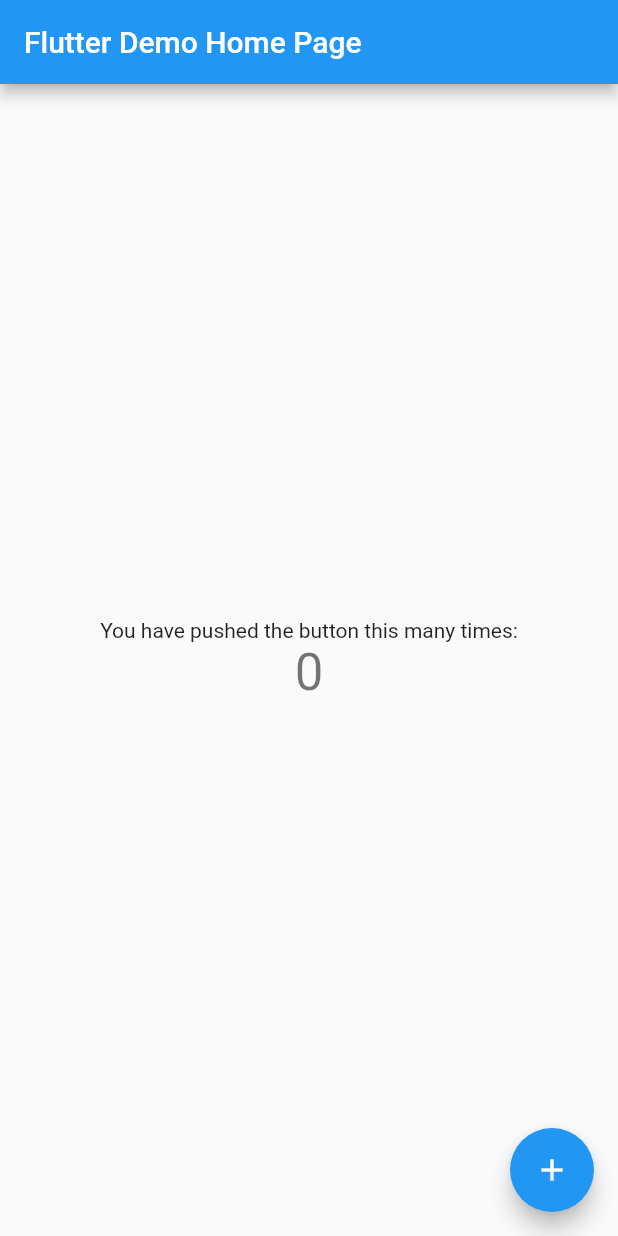
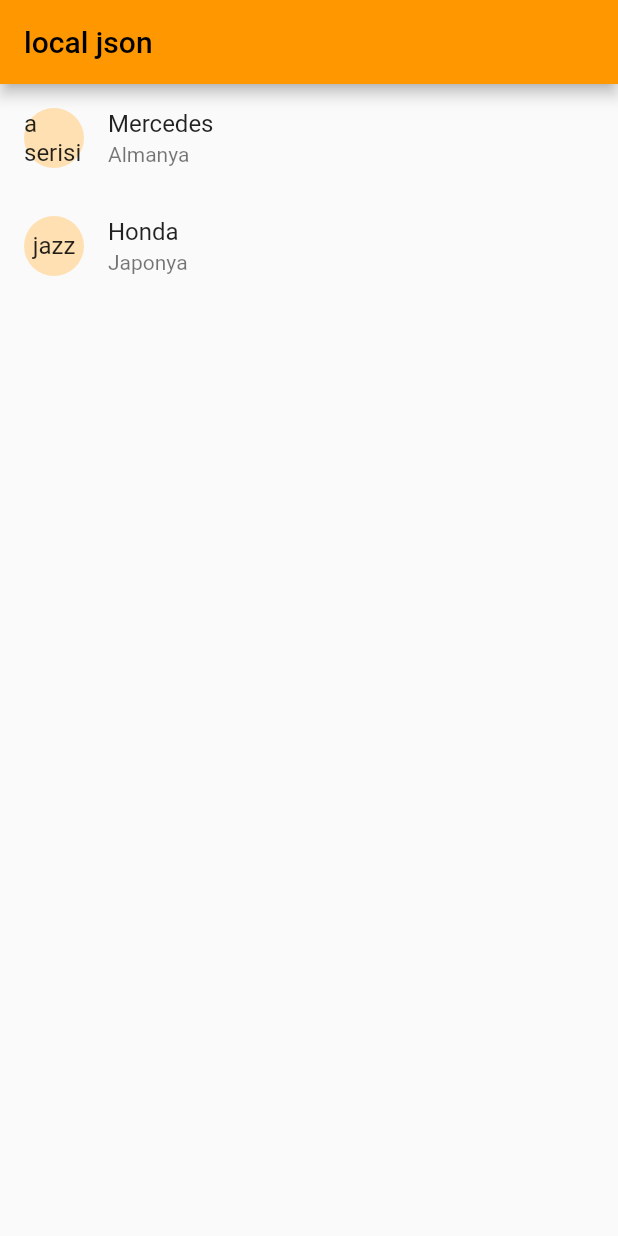
Before and after one commit to FurkanTanriover/json_http_flutter, a Flutter app: the screen it shows after launch, on a phone screen of 412 x 824 dp. Run offline on Flutter 3.47's test engine with Material 2 defaults, Android fonts, the phone set to English and light mode, and no system bars.

Commit message:
project updated

```diff
--- a/json_http_flutter/lib/main.dart
+++ b/json_http_flutter/lib/main.dart
@@ -1,4 +1,5 @@
 import 'package:flutter/material.dart';
+import 'package:json_http_flutter/views/local_json_view.dart';
 
 void main() {
   runApp(const MyApp());
@@ -13,103 +14,9 @@
     return MaterialApp(
       title: 'Flutter Demo',
       theme: ThemeData(
-        // This is the theme of your application.
-        //
-        // Try running your application with "flutter run". You'll see the
-        // application has a blue toolbar. Then, without quitting the app, try
-        // changing the primarySwatch below to Colors.green and then invoke
-        // "hot reload" (press "r" in the console where you ran "flutter run",
-        // or simply save your changes to "hot reload" in a Flutter IDE).
-        // Notice that the counter didn't reset back to zero; the application
-        // is not restarted.
-        primarySwatch: Colors.blue,
+        primarySwatch: Colors.orange,
       ),
-      home: const MyHomePage(title: 'Flutter Demo Home Page'),
+      home: const LocalJsonView(),
     );
   }
 }
-
-class MyHomePage extends StatefulWidget {
-  const MyHomePage({Key? key, required this.title}) : super(key: key);
-
-  // This widget is the home page of your application. It is stateful, meaning
-  // that it has a State object (defined below) that contains fields that affect
-  // how it looks.
-
-  // This class is the configuration for the state. It holds the values (in this
-  // case the title) provided by the parent (in this case the App widget) and
-  // used by the build method of the State. Fields in a Widget subclass are
-  // always marked "final".
-
-  final String title;
-
-  @override
-  State<MyHomePage> createState() => _MyHomePageState();
-}
-
-class _MyHomePageState extends State<MyHomePage> {
-  int _counter = 0;
-
-  void _incrementCounter() {
-    setState(() {
-      // This call to setState tells the Flutter framework that something has
-      // changed in this State, which causes it to rerun the build method below
-      // so that the display can reflect the updated values. If we changed
-      // _counter without calling setState(), then the build method would not be
-      // called again, and so nothing would appear to happen.
-      _counter++;
-    });
-  }
-
-  @override
-  Widget build(BuildContext context) {
-    // This method is rerun every time setState is called, for instance as done
-    // by the _incrementCounter method above.
-    //
-    // The Flutter framework has been optimized to make rerunning build methods
-    // fast, so that you can just rebuild anything that needs updating rather
-    // than having to individually change instances of widgets.
-    return Scaffold(
-      appBar: AppBar(
-        // Here we take the value from the MyHomePage object that was created by
-        // the App.build method, and use it to set our appbar title.
-        title: Text(widget.title),
-      ),
-      body: Center(
-        // Center is a layout widget. It takes a single child and positions it
-        // in the middle of the parent.
-        child: Column(
-          // Column is also a layout widget. It takes a list of children and
-          // arranges them vertically. By default, it sizes itself to fit its
-          // children horizontally, and tries to be as tall as its parent.
-          //
-          // Invoke "debug painting" (press "p" in the console, choose the
-          // "Toggle Debug Paint" action from the Flutter Inspector in Android
-          // Studio, or the "Toggle Debug Paint" command in Visual Studio Code)
-          // to see the wireframe for each widget.
-          //
-          // Column has various properties to control how it sizes itself and
-          // how it positions its children. Here we use mainAxisAlignment to
-          // center the children vertically; the main axis here is the vertical
-          // axis because Columns are vertical (the cross axis would be
-          // horizontal).
-          mainAxisAlignment: MainAxisAlignment.center,
-          children: <Widget>[
-            const Text(
-              'You have pushed the button this many times:',
-            ),
-            Text(
-              '$_counter',
-              style: Theme.of(context).textTheme.headline4,
-            ),
-          ],
-        ),
-      ),
-      floatingActionButton: FloatingActionButton(
-        onPressed: _incrementCounter,
-        tooltip: 'Increment',
-        child: const Icon(Icons.add),
-      ), // This trailing comma makes auto-formatting nicer for build methods.
-    );
-  }
-}
--- /dev/null
+++ b/json_http_flutter/lib/models/araba_model.dart
@@ -0,0 +1,53 @@
+class ArabaModel {
+  String? arabaAdi;
+  String? ulke;
+  int? kurulusYil;
+  List<Model>? model;
+
+  ArabaModel({this.arabaAdi, this.ulke, this.kurulusYil, this.model});
+
+  ArabaModel.fromJson(Map<String, dynamic> json) {
+    arabaAdi = json['araba_adi'];
+    ulke = json['ulke'];
+    kurulusYil = json['kurulus_yil'];
+    if (json['model'] != null) {
+      model = <Model>[];
+      json['model'].forEach((v) {
+        model!.add(Model.fromJson(v));
+      });
+    }
+  }
+
+  Map<String, dynamic> toJson() {
+    final Map<String, dynamic> data = <String, dynamic>{};
+    data['araba_adi'] = arabaAdi;
+    data['ulke'] = ulke;
+    data['kurulus_yil'] = kurulusYil;
+    if (model != null) {
+      data['model'] = model!.map((v) => v.toJson()).toList();
+    }
+    return data;
+  }
+}
+
+class Model {
+  String? modelAdi;
+  int? fiyat;
+  bool? benzinli;
+
+  Model({this.modelAdi, this.fiyat, this.benzinli});
+
+  Model.fromJson(Map<String, dynamic> json) {
+    modelAdi = json['model_adi'];
+    fiyat = json['fiyat'];
+    benzinli = json['benzinli'];
+  }
+
+  Map<String, dynamic> toJson() {
+    final Map<String, dynamic> data = <String, dynamic>{};
+    data['model_adi'] = modelAdi;
+    data['fiyat'] = fiyat;
+    data['benzinli'] = benzinli;
+    return data;
+  }
+}
--- /dev/null
+++ b/json_http_flutter/lib/views/local_json_view.dart
@@ -0,0 +1,70 @@
+import 'dart:convert';
+
+import 'package:flutter/material.dart';
+import 'package:json_http_flutter/models/araba_model.dart';
+
+class LocalJsonView extends StatefulWidget {
+  const LocalJsonView({Key? key}) : super(key: key);
+
+  @override
+  State<LocalJsonView> createState() => _LocalJsonState();
+}
+
+late final Future<List<ArabaModel>> listeyiDoldur;
+
+class _LocalJsonState extends State<LocalJsonView> {
+  @override
+  void initState() {
+    super.initState();
+    listeyiDoldur = arabalarJsonOku();
+  }
+
+  @override
+  Widget build(BuildContext context) {
+    return Scaffold(
+      appBar: AppBar(
+        title: const Text("local json"),
+      ),
+      body: FutureBuilder<List<ArabaModel>>(
+        future: listeyiDoldur,
+        builder: (context, snapshot) {
+          List<ArabaModel>? arabaListesi = snapshot.data;
+          if (snapshot.hasData) {
+            return ListView.builder(
+              itemCount: arabaListesi!.length,
+              itemBuilder: (BuildContext context, int index) {
+                return ListTile(
+                  title: Text(arabaListesi[index].arabaAdi.toString()),
+                  subtitle: Text(arabaListesi[index].ulke.toString()),
+                  leading: CircleAvatar(
+                      child: Text(
+                          arabaListesi[index].model![0].modelAdi.toString())),
+                );
+              },
+            );
+          } else if (snapshot.hasError) {
+            return Center(
+              child: Text(snapshot.error.toString()),
+            );
+          } else {
+            return const Center(
+              child: CircularProgressIndicator(),
+            );
+          }
+        },
+      ),
+    );
+  }
+
+  Future<List<ArabaModel>> arabalarJsonOku() async {
+    String okunanString = await DefaultAssetBundle.of(context)
+        .loadString("assets/data/arabalar.json");
+    var jsonObject = jsonDecode(okunanString);
+
+    List<ArabaModel> tumArabalar = (jsonObject as List)
+        .map((arabaMap) => ArabaModel.fromJson(arabaMap))
+        .toList();
+    debugPrint(tumArabalar[0].model![0].modelAdi);
+    return tumArabalar;
+  }
+}
--- a/json_http_flutter/pubspec.yaml
+++ b/json_http_flutter/pubspec.yaml
@@ -58,9 +58,9 @@
   uses-material-design: true
 
   # To add assets to your application, add an assets section, like this:
-  # assets:
-  #   - images/a_dot_burr.jpeg
-  #   - images/a_dot_ham.jpeg
+  assets:
+    - assets/data/arabalar.json
+
 
   # An image asset can refer to one or more resolution-specific "variants", see
   # https://flutter.dev/assets-and-images/#resolution-aware.
```
Also changed, not shown: 2 other files.
